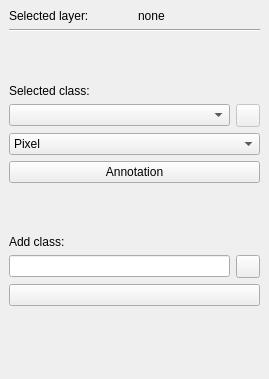
Qt form qgis_plugin/frontend/ui/annotation_dockwidget.ui (Romain3Ch216/AL4EO) before a commit.
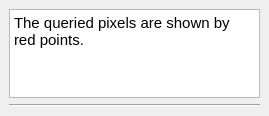
The same form after that commit. Icons and pictures are not drawn. Custom widgets are drawn as their Qt base class.

Commit message: remove window selection

What changed in the file:
```diff
--- a/qgis_plugin/frontend/ui/annotation_dockwidget.ui
+++ b/qgis_plugin/frontend/ui/annotation_dockwidget.ui
@@ -7,7 +7,7 @@
     <x>0</x>
     <y>0</y>
     <width>269</width>
-    <height>379</height>
+    <height>116</height>
    </rect>
   </property>
   <property name="windowTitle">
@@ -15,129 +15,7 @@
   </property>
   <widget class="QWidget" name="dockWidgetContents">
    <layout class="QGridLayout" name="gridLayout">
-    <item row="7" column="0">
-     <layout class="QFormLayout" name="formLayout">
-      <property name="fieldGrowthPolicy">
-       <enum>QFormLayout::AllNonFixedFieldsGrow</enum>
-      </property>
-      <property name="rowWrapPolicy">
-       <enum>QFormLayout::WrapAllRows</enum>
-      </property>
-      <item row="0" column="1">
-       <spacer name="verticalSpacer_3">
-        <property name="orientation">
-         <enum>Qt::Vertical</enum>
-        </property>
-        <property name="sizeHint" stdset="0">
-         <size>
-          <width>20</width>
-          <height>40</height>
-         </size>
-        </property>
-       </spacer>
-      </item>
-      <item row="1" column="0">
-       <widget class="QLabel" name="label">
-        <property name="text">
-         <string>Selected class:</string>
-        </property>
-       </widget>
-      </item>
-      <item row="1" column="1">
-       <layout class="QHBoxLayout" name="horizontalLayout">
-        <item>
-         <widget class="QComboBox" name="comboBox_classe"/>
-        </item>
-        <item>
-         <widget class="QToolButton" name="toolButton_color">
-          <property name="enabled">
-           <bool>false</bool>
-          </property>
-          <property name="text">
-           <string/>
-          </property>
-         </widget>
-        </item>
-       </layout>
-      </item>
-      <item row="3" column="1">
-       <widget class="QComboBox" name="comboBox_annotation_option">
-        <item>
-         <property name="text">
-          <string>Pixel</string>
-         </property>
-        </item>
-        <item>
-         <property name="text">
-          <string>Polygon</string>
-         </property>
-        </item>
-       </widget>
-      </item>
-      <item row="4" column="1">
-       <widget class="QPushButton" name="toolButton_annot">
-        <property name="text">
-         <string>Annotation</string>
-        </property>
-       </widget>
-      </item>
-      <item row="5" column="1">
-       <spacer name="verticalSpacer">
-        <property name="orientation">
-         <enum>Qt::Vertical</enum>
-        </property>
-        <property name="sizeHint" stdset="0">
-         <size>
-          <width>20</width>
-          <height>40</height>
-         </size>
-        </property>
-       </spacer>
-      </item>
-      <item row="6" column="0">
-       <widget class="QLabel" name="label_2">
-        <property name="text">
-         <string>Add class:</string>
-        </property>
-       </widget>
-      </item>
-      <item row="6" column="1">
-       <layout class="QHBoxLayout" name="horizontalLayout_3">
-        <item>
-         <widget class="QLineEdit" name="lineEdit"/>
-        </item>
-        <item>
-         <widget class="QgsColorButton" name="mColorButton"/>
-        </item>
-       </layout>
-      </item>
-      <item row="7" column="1">
-       <widget class="QPushButton" name="pushButton_add">
-        <property name="text">
-         <string/>
-        </property>
-        <property name="icon">
-         <iconset theme="list-add">
-          <normaloff>.</normaloff>.</iconset>
-        </property>
-       </widget>
-      </item>
-      <item row="8" column="1">
-       <spacer name="verticalSpacer_2">
-        <property name="orientation">
-         <enum>Qt::Vertical</enum>
-        </property>
-        <property name="sizeHint" stdset="0">
-         <size>
-          <width>20</width>
-          <height>40</height>
-         </size>
-        </property>
-       </spacer>
-      </item>
-     </layout>
-    </item>
-    <item row="6" column="0">
+    <item row="5" column="0">
      <widget class="Line" name="line">
       <property name="orientation">
        <enum>Qt::Horizontal</enum>
@@ -145,33 +23,19 @@
      </widget>
     </item>
     <item row="0" column="0">
-     <layout class="QHBoxLayout" name="horizontalLayout_2">
-      <item>
-       <widget class="QLabel" name="label_3">
-        <property name="text">
-         <string>Selected layer:</string>
-        </property>
-       </widget>
-      </item>
-      <item>
-       <widget class="QLabel" name="label_layerName">
-        <property name="text">
-         <string>none</string>
-        </property>
-       </widget>
-      </item>
-     </layout>
+     <widget class="QTextBrowser" name="textBrowser">
+      <property name="html">
+       <string>&lt;!DOCTYPE HTML PUBLIC &quot;-//W3C//DTD HTML 4.0//EN&quot; &quot;http://www.w3.org/TR/REC-html40/strict.dtd&quot;&gt;
+&lt;html&gt;&lt;head&gt;&lt;meta name=&quot;qrichtext&quot; content=&quot;1&quot; /&gt;&lt;style type=&quot;text/css&quot;&gt;
+p, li { white-space: pre-wrap; }
+&lt;/style&gt;&lt;/head&gt;&lt;body style=&quot; font-family:'Ubuntu'; font-size:11pt; font-weight:400; font-style:normal;&quot;&gt;
+&lt;p style=&quot; margin-top:0px; margin-bottom:0px; margin-left:0px; margin-right:0px; -qt-block-indent:0; text-indent:0px;&quot;&gt;The queried pixels are shown by red points.&lt;/p&gt;&lt;/body&gt;&lt;/html&gt;</string>
+      </property>
+     </widget>
     </item>
    </layout>
   </widget>
  </widget>
- <customwidgets>
-  <customwidget>
-   <class>QgsColorButton</class>
-   <extends>QToolButton</extends>
-   <header>qgscolorbutton.h</header>
-  </customwidget>
- </customwidgets>
  <resources/>
  <connections/>
 </ui>
```
Left out of the diff: 2 changed lines with no effect on the pictures. The commit also changes 5 other files.
